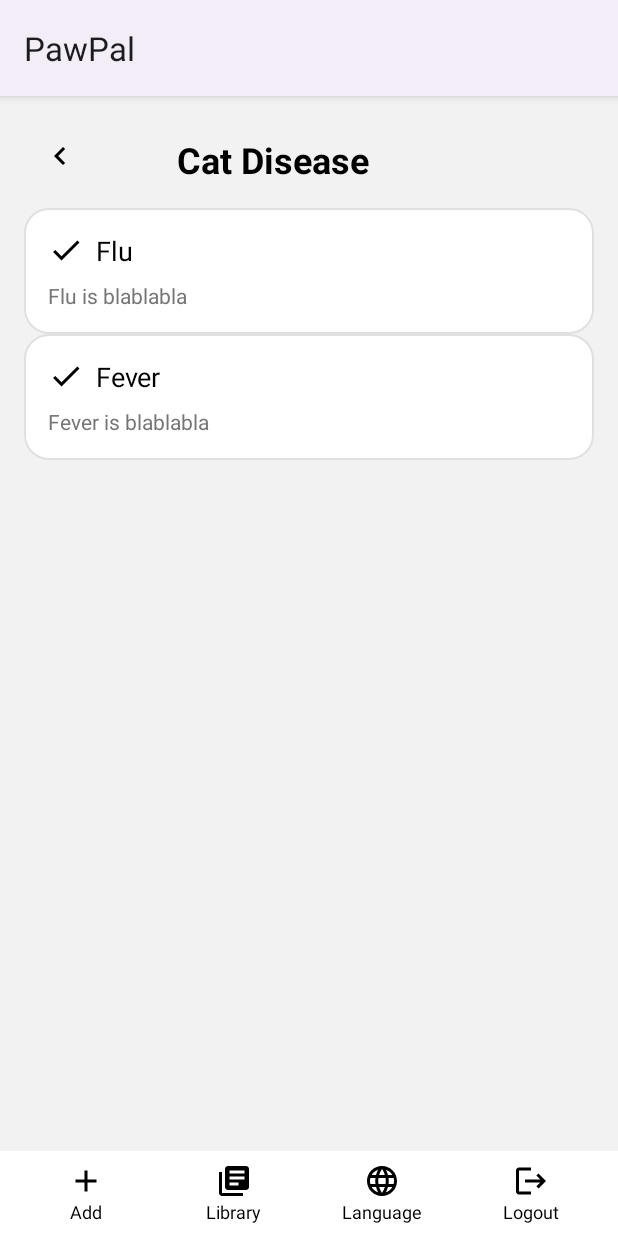
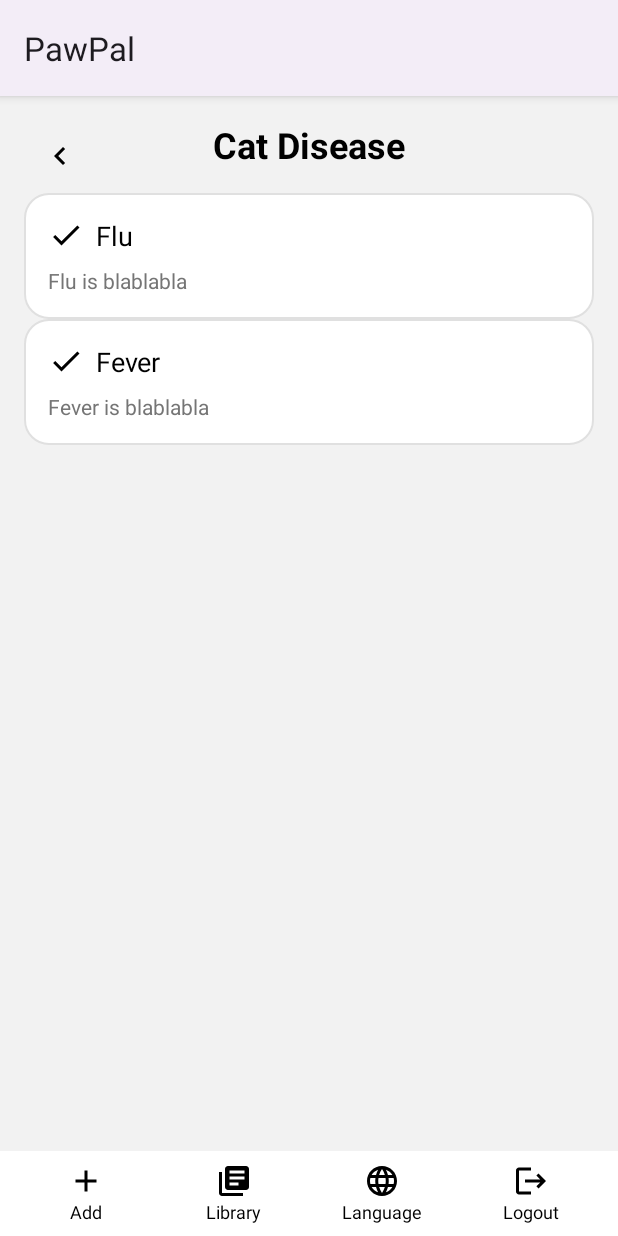
Before and after one commit to Adindasfrs/Pawpal, an Android app: the CatDiseaseActivity screen opened directly, with no data from a screen before it, on a phone screen of 412 x 824 dp. Run offline under Robolectric (Android 15) with nearby library versions, the phone set to English and light mode, and no system bars.

Commit message:
new padding library

```diff
--- a/app/src/main/java/com/capstone/pawpal/userinterface/LanguageActivity.kt
+++ b/app/src/main/java/com/capstone/pawpal/userinterface/LanguageActivity.kt
@@ -72,6 +72,12 @@ class LanguageActivity : AppCompatActivity() {
         // Memperbarui context aplikasi dengan konfigurasi baru
         val context = createConfigurationContext(config)
         resources.updateConfiguration(config, context.resources.displayMetrics)
+
+        // Menyimpan bahasa ke SharedPreferences
+        val sharedPrefs = getSharedPreferences("Settings", Context.MODE_PRIVATE)
+        val editor = sharedPrefs.edit()
+        editor.putString("My_Lang", languageCode)
+        editor.apply()
     }
 
     override fun attachBaseContext(newBase: Context) {
--- a/app/src/main/res/layout/activity_cat_disease.xml
+++ b/app/src/main/res/layout/activity_cat_disease.xml
@@ -6,36 +6,33 @@
     android:background="#F2F2F2"
     tools:context=".userinterface.CatDiseaseActivity">
 
-    <!-- ImageButton untuk kembali -->
-    <ImageButton
-        android:id="@+id/backButton"
-        android:layout_width="48dp"
-        android:layout_height="48dp"
-        android:layout_margin="16dp"
-        android:background="?attr/selectableItemBackground"
+    <!-- Back Button -->
+    <ImageView
+        android:id="@+id/ivBackArrow"
+        android:layout_width="wrap_content"
+        android:layout_height="wrap_content"
         android:src="@drawable/ic_back"
-        android:contentDescription="@string/back_button"
-        android:layout_alignParentTop="true"
-        android:layout_alignParentStart="true"/>
-
-    <!-- TextView untuk judul -->
-
-    <!-- RecyclerView untuk daftar item -->
+        android:contentDescription="@string/back"
+        android:padding="12dp"
+        android:layout_marginTop="16dp"
+        android:layout_marginStart="16dp"
+        android:background="?attr/selectableItemBackgroundBorderless" />
 
     <TextView
         android:id="@+id/title"
         android:layout_width="wrap_content"
         android:layout_height="wrap_content"
+        android:layout_centerHorizontal="true"
+        android:layout_marginTop="16dp"
+        android:text="Cat Disease"
+        android:textSize="24sp"
+        android:textColor="#000000"
+        android:textStyle="bold"
         android:layout_alignTop="@id/backButton"
-        android:layout_centerHorizontal="true"
-        android:layout_marginStart="38dp"
-        android:layout_marginTop="10dp"
         android:layout_toEndOf="@id/backButton"
-        android:text="Cat Disease"
-        android:textColor="#000000"
-        android:textSize="24sp"
-        android:textStyle="bold" />
+        android:layout_marginStart="24dp"/>
 
+    <!-- RecyclerView untuk daftar item -->
     <androidx.recyclerview.widget.RecyclerView
         android:id="@+id/recyclerView"
         android:layout_width="match_parent"
--- a/app/src/main/res/layout/activity_detail_cat_disease.xml
+++ b/app/src/main/res/layout/activity_detail_cat_disease.xml
@@ -1,4 +1,3 @@
-<?xml version="1.0" encoding="utf-8"?>
 <RelativeLayout xmlns:android="http://schemas.android.com/apk/res/android"
     xmlns:tools="http://schemas.android.com/tools"
     android:layout_width="match_parent"
--- a/app/src/main/res/layout/activity_language.xml
+++ b/app/src/main/res/layout/activity_language.xml
@@ -1,4 +1,3 @@
-<?xml version="1.0" encoding="utf-8"?>
 <RelativeLayout xmlns:android="http://schemas.android.com/apk/res/android"
     xmlns:tools="http://schemas.android.com/tools"
     android:layout_width="match_parent"
@@ -181,5 +180,4 @@
                 android:textSize="12sp" />
         </LinearLayout>
     </LinearLayout>
-
 </RelativeLayout>
```
Also changed, not shown: app/src/main/res/layout/activity_library.xml (+12 -6 lines).
